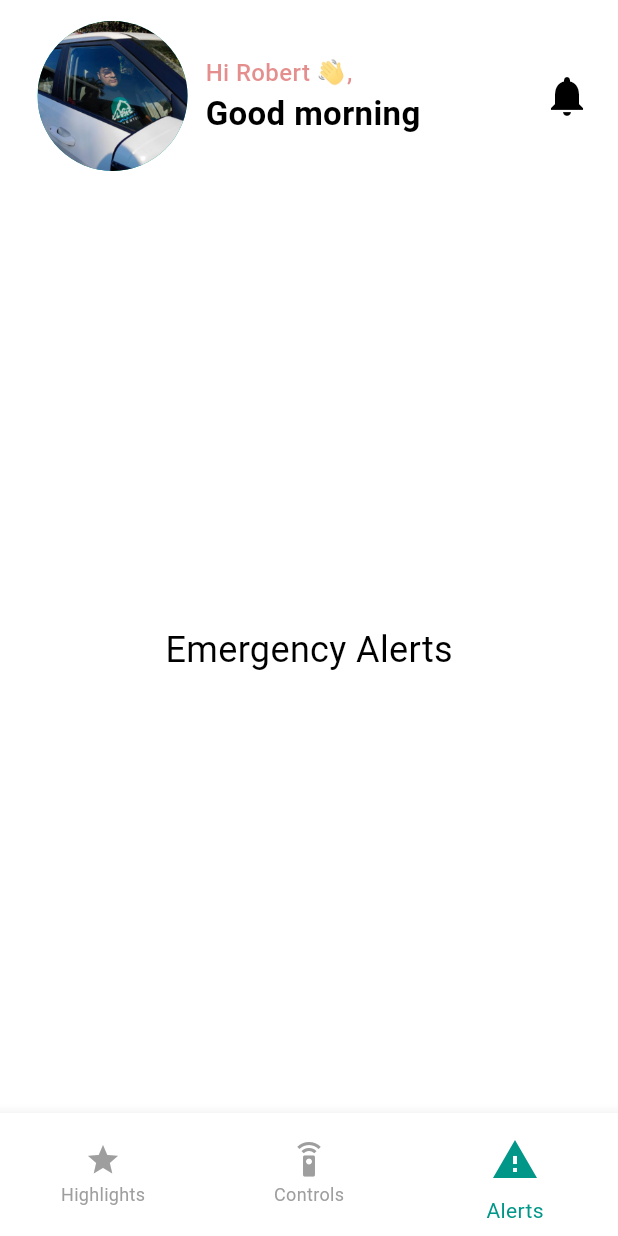
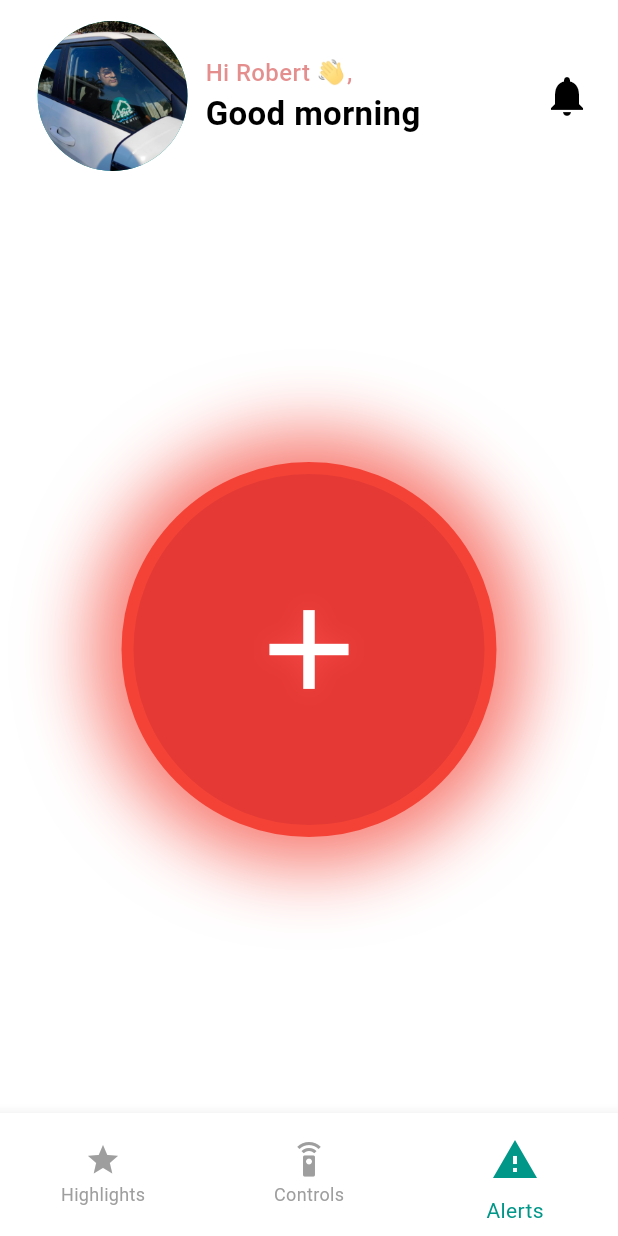
Before and after one commit to VikasKumarGarg01/AayuMitra, a Flutter app: the HomeScreen screen opened directly, item 3 of the bottom bar chosen, on a phone screen of 412 x 824 dp. Run offline on Flutter 3.47's test engine with Material 3 defaults, Android fonts, the light colour scheme and no system bars; our stand-ins replace smooth_page_indicator.

Commit message:
emergencypage

```diff
--- a/lib/main.dart
+++ b/lib/main.dart
@@ -1,4 +1,5 @@
 import 'package:aayumitra/screens/homescreen/home.dart';
+import 'package:aayumitra/screens/homescreen/navbar/emergency.dart';
 import 'package:flutter/material.dart';
 import 'screens/onboard/splash_screen.dart';
 
@@ -55,7 +56,7 @@ class AayuMitraApp extends StatelessWidget {
           background: Colors.white,
         ),
       ),
-      home: const SplashScreen(),
+      home: const HomeScreen(),
       debugShowCheckedModeBanner: false,
     );
   }
--- a/lib/screens/homescreen/home.dart
+++ b/lib/screens/homescreen/home.dart
@@ -3,6 +3,7 @@ import 'package:aayumitra/screens/homescreen/notification.dart';
 import 'package:aayumitra/screens/usermodel/userdata.dart';
 import 'package:flutter/material.dart';
 import 'package:aayumitra/screens/homescreen/navbar/highlight.dart';
+import 'package:aayumitra/screens/homescreen/navbar/emergency.dart';
 // import 'package:aayumitra/screens/profilemenu/profile.dart';
 import 'package:aayumitra/screens/profilemenu/profilesheet.dart';
 
@@ -20,10 +21,7 @@ class _HomeScreenState extends State<HomeScreen> {
   final List<Widget> _screens = [
     const CareDashboard(),
     const Controlboard(),
-    // const Center(child: Text('Controls', style: TextStyle(fontSize: 24))),
-    const Center(
-      child: Text('Emergency Alerts', style: TextStyle(fontSize: 24)),
-    ),
+    const EmergencyAlert(), // Emergency tab
   ];
 
   void _onItemTapped(int index) {
--- /dev/null
+++ b/lib/screens/homescreen/navbar/emergency.dart
@@ -0,0 +1,107 @@
+import 'dart:async';
+import 'package:flutter/material.dart';
+
+class EmergencyAlert extends StatefulWidget {
+  const EmergencyAlert({super.key});
+
+  @override
+  State<EmergencyAlert> createState() => _EmergencyAlertState();
+}
+
+class _EmergencyAlertState extends State<EmergencyAlert>
+    with SingleTickerProviderStateMixin {
+  bool _blinking = false;
+  bool _buttonRed = true;
+  Timer? _timer;
+  int _blinkCount = 0;
+  double _effectRadius = 0.0;
+
+  static const int maxBlinks = 12;
+  static const Duration blinkDuration = Duration(milliseconds: 300);
+
+  void _startBlinking() {
+    if (_blinking) return;
+    setState(() {
+      _blinking = true;
+      _blinkCount = 0;
+      _buttonRed = true;
+      _effectRadius = 0.0;
+    });
+    _timer = Timer.periodic(blinkDuration, (timer) {
+      setState(() {
+        _buttonRed = !_buttonRed;
+        _effectRadius = _effectRadius == 0.0 ? 200.0 : 0.0;
+        _blinkCount++;
+        if (_blinkCount > maxBlinks) {
+          _timer?.cancel();
+          _blinking = false;
+          _buttonRed = true;
+          _effectRadius = 0.0;
+        }
+      });
+    });
+  }
+
+  @override
+  void dispose() {
+    _timer?.cancel();
+    super.dispose();
+  }
+
+  @override
+  Widget build(BuildContext context) {
+    final buttonSize = 250.0;
+    return Center(
+      child: Stack(
+        alignment: Alignment.center,
+        children: [
+          // Circular animated effect radiating from button
+          AnimatedContainer(
+            duration: blinkDuration,
+            width: buttonSize + _effectRadius,
+            height: buttonSize + _effectRadius,
+            decoration: BoxDecoration(
+              shape: BoxShape.circle,
+              color: _effectRadius > 0
+                  ? Colors.red.withOpacity(0.25)
+                  : Colors.transparent,
+            ),
+          ),
+          GestureDetector(
+            onTap: _startBlinking,
+            child: AnimatedContainer(
+              duration: blinkDuration,
+              width: buttonSize,
+              height: buttonSize,
+              decoration: BoxDecoration(
+                shape: BoxShape.circle,
+                color: _buttonRed ? Colors.red[600] : Colors.white,
+                boxShadow: [
+                  BoxShadow(
+                    color: Colors.red.withOpacity(0.7),
+                    blurRadius: 40,
+                    spreadRadius: 20,
+                  ),
+                ],
+                border: Border.all(color: Colors.red, width: 8),
+              ),
+              child: Center(
+                child: Icon(
+                  Icons.add,
+                  color: _buttonRed ? Colors.white : Colors.red[600],
+                  size: 90,
+                  shadows: [
+                    Shadow(
+                      color: Colors.redAccent.withOpacity(0.7),
+                      blurRadius: 20,
+                    ),
+                  ],
+                ),
+              ),
+            ),
+          ),
+        ],
+      ),
+    );
+  }
+}
```
